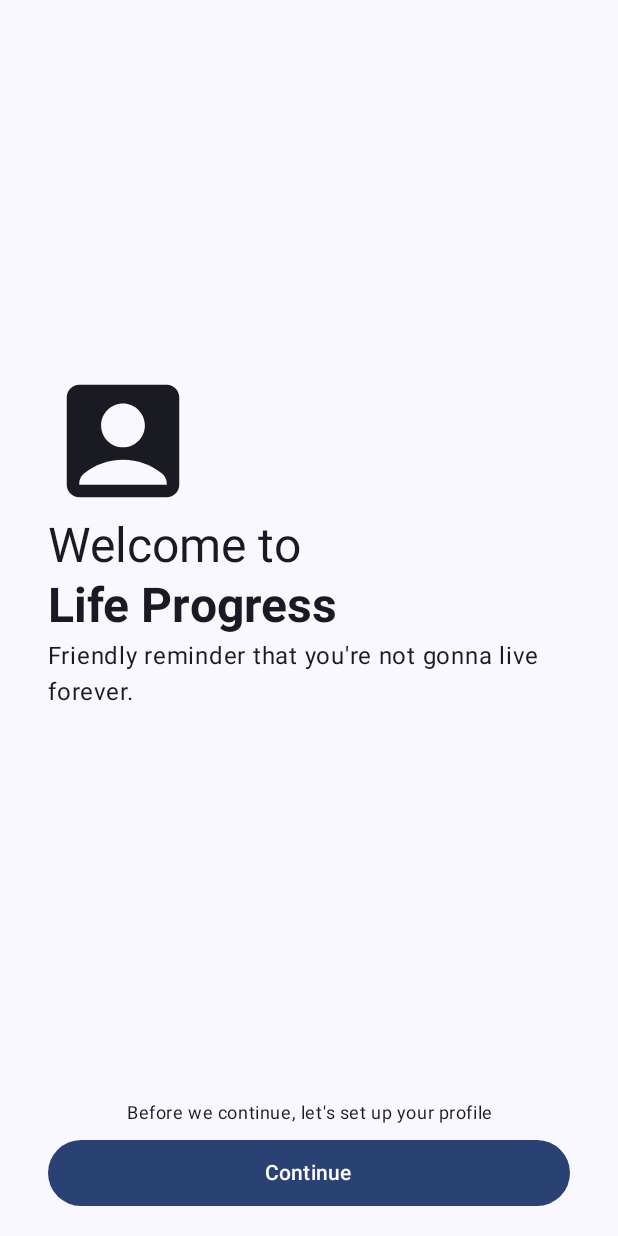
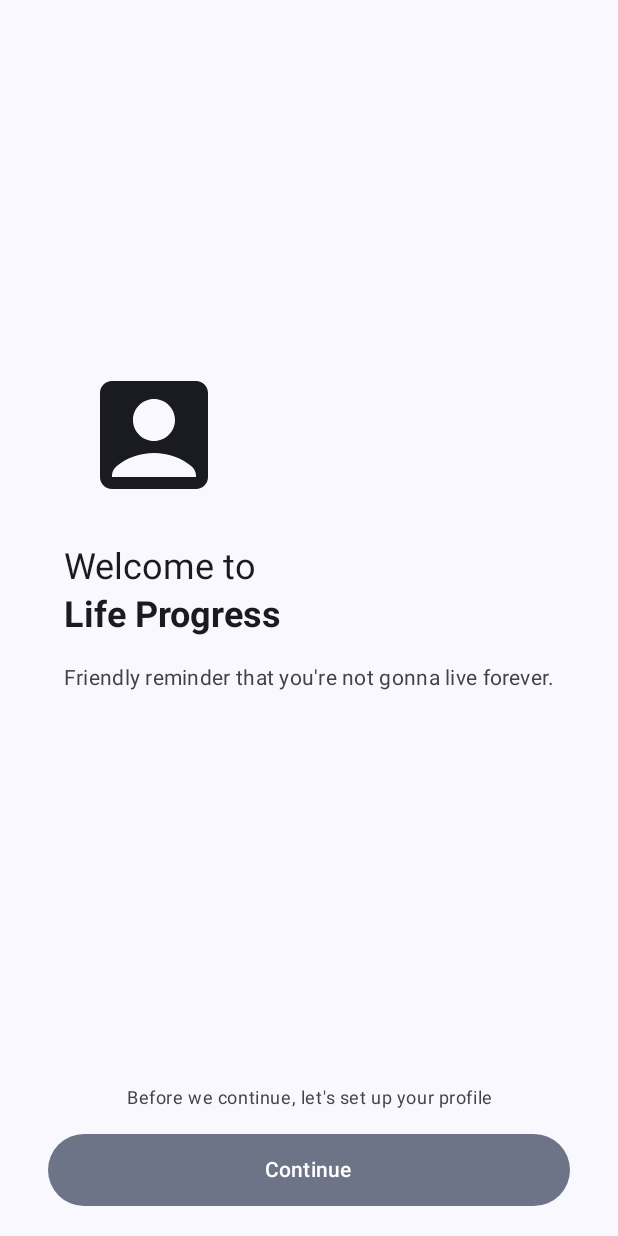
Before and after one commit to Bartozo/Life-Progress-Android, an Android app built with Jetpack Compose: the screen it shows after launch (MainActivity), on a phone screen of 412 x 824 dp. Run offline under Robolectric (Android 15) with nearby library versions, the phone set to English and light mode, and no system bars; our stand-ins replace Dagger/Hilt's generated code.

Commit message:
:lipstick: Updated welcome screen to match the design mockup.

```diff
--- a/app/src/main/java/com/bartozo/lifeprogress/ui/screens/WelcomeScreen.kt
+++ b/app/src/main/java/com/bartozo/lifeprogress/ui/screens/WelcomeScreen.kt
@@ -1,13 +1,12 @@
 package com.bartozo.lifeprogress.ui.screens
 
 import androidx.compose.foundation.layout.*
+import androidx.compose.foundation.rememberScrollState
+import androidx.compose.foundation.verticalScroll
 import androidx.compose.material.icons.Icons
 import androidx.compose.material.icons.filled.AccountBox
 import androidx.compose.material3.*
-import androidx.compose.runtime.Composable
-import androidx.compose.runtime.LaunchedEffect
-import androidx.compose.runtime.collectAsState
-import androidx.compose.runtime.getValue
+import androidx.compose.runtime.*
 import androidx.compose.ui.Alignment
 import androidx.compose.ui.Modifier
 import androidx.compose.ui.text.font.FontWeight
@@ -62,32 +61,39 @@ fun WelcomeScreen(
 private fun WelcomeContent(
     modifier: Modifier = Modifier,
 ) {
+    val scrollState = rememberScrollState()
+
     Column(
-        modifier = modifier,
+        modifier = modifier.verticalScroll(scrollState),
         verticalArrangement = Arrangement.Center,
         horizontalAlignment = Alignment.Start
     ) {
         Icon(
-            modifier = Modifier.size(100.dp),
+            modifier = Modifier
+                .size(120.dp)
+                .padding(bottom = 24.dp),
             imageVector = Icons.Default.AccountBox,
             contentDescription = "App icon"
         )
 
-        Column(modifier = Modifier.padding(bottom = 4.dp)) {
+        Column(modifier = Modifier.padding(bottom = 16.dp)) {
             Text(
                 "Welcome to",
-                style = MaterialTheme.typography.headlineLarge
+                style = MaterialTheme.typography.headlineSmall,
+                color = MaterialTheme.colorScheme.onSurface
             )
             Text(
                 "Life Progress",
                 fontWeight = FontWeight.Bold,
-                style = MaterialTheme.typography.headlineLarge
+                style = MaterialTheme.typography.headlineSmall,
+                color = MaterialTheme.colorScheme.onSurface
             )
         }
 
         Text(
             "Friendly reminder that you're not gonna live forever.",
-            style = MaterialTheme.typography.bodyLarge,
+            style = MaterialTheme.typography.bodyMedium,
+            color = MaterialTheme.colorScheme.onSurfaceVariant,
             textAlign = TextAlign.Start
         )
     }
@@ -100,19 +106,20 @@ private fun WelcomeBottomBar(
 ) {
     Column(
         modifier = modifier,
-        verticalArrangement = Arrangement.spacedBy(10.dp)
+        verticalArrangement = Arrangement.spacedBy(16.dp)
     ) {
         Text(
             modifier = Modifier.fillMaxWidth(),
             text = "Before we continue, let's set up your profile",
             style = MaterialTheme.typography.bodySmall,
+            color = MaterialTheme.colorScheme.onSurfaceVariant,
             textAlign = TextAlign.Center
         )
 
-        Button(
+        FilledTonalButton(
             modifier = Modifier
                 .fillMaxWidth()
-                .height(44.dp),
+                .heightIn(min = 48.dp),
             onClick = onContinueClick
         ) {
             Text(
```
